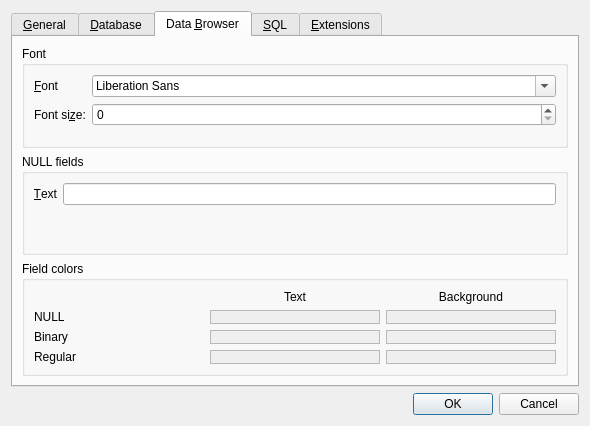
This is src/PreferencesDialog.ui in sqlitebrowser/sqlitebrowser as Qt 5 draws it before an edit. The edited form follows.
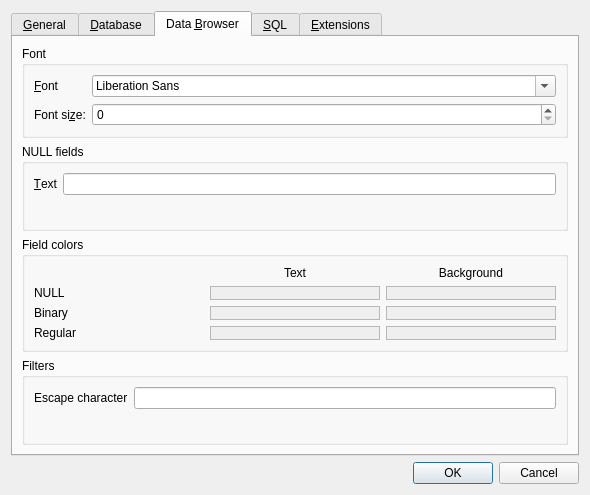
This is the edited form. The open tabs and pages were chosen to show the change. Icons and pictures are not drawn.

Commit message:
Allow escaping of filter wildcard characters
See issue #421.

Patch:
```diff
--- a/src/PreferencesDialog.ui
+++ b/src/PreferencesDialog.ui
@@ -7,7 +7,7 @@
     <x>0</x>
     <y>0</y>
     <width>590</width>
-    <height>426</height>
+    <height>495</height>
    </rect>
   </property>
   <property name="windowTitle">
@@ -486,6 +486,32 @@
            </layout>
           </widget>
          </item>
+         <item>
+          <widget class="QGroupBox" name="groupBox_4">
+           <property name="title">
+            <string>Filters</string>
+           </property>
+           <layout class="QFormLayout" name="gridLayout_4">
+            <item row="0" column="1">
+             <widget class="QLineEdit" name="editFilterEscape">
+              <property name="maxLength">
+               <number>1</number>
+              </property>
+             </widget>
+            </item>
+            <item row="0" column="0">
+             <widget class="QLabel" name="label_18">
+              <property name="text">
+               <string>Escape character</string>
+              </property>
+              <property name="buddy">
+               <cstring>editFilterEscape</cstring>
+              </property>
+             </widget>
+            </item>
+           </layout>
+          </widget>
+         </item>
         </layout>
        </item>
       </layout>
```
The commit also changes 2 other files.
